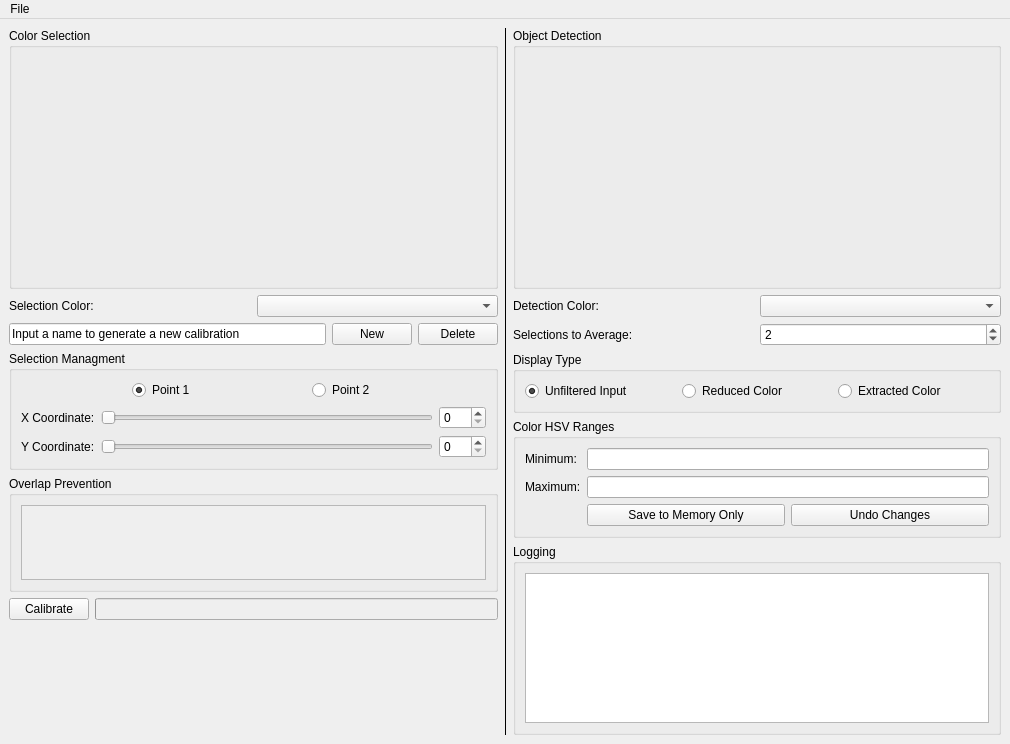
First picture: the form in ros/ieee2016_vision/scripts/color_calibrator_gui.ui, repository ufieeehw/IEEE2016, before the edit.
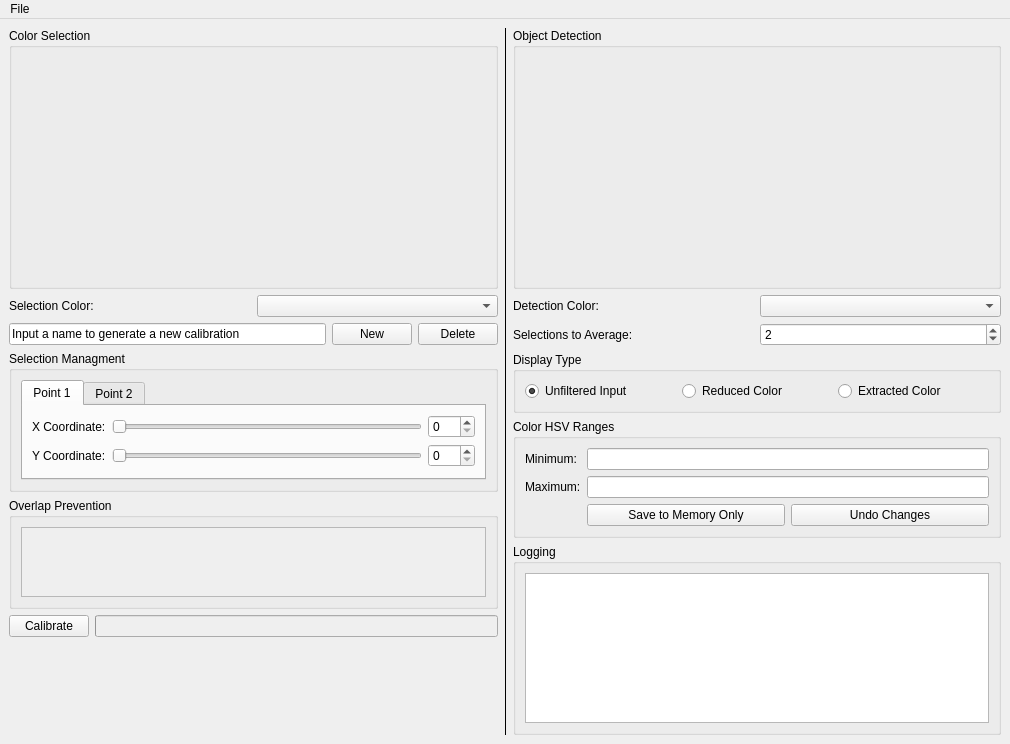
Second picture: the form after the edit.

Commit message: VISION: Added selection box managment to color_calibrator and selection box and overlap prevention data storage to color_calibration.

```diff
--- a/ros/ieee2016_vision/scripts/color_calibrator_gui.ui
+++ b/ros/ieee2016_vision/scripts/color_calibrator_gui.ui
@@ -157,116 +157,121 @@
           </property>
           <layout class="QVBoxLayout" name="verticalLayout_5">
            <item>
-            <layout class="QHBoxLayout" name="horizontal_layout_4">
-             <item>
-              <spacer name="horizontal_spacer_3">
-               <property name="orientation">
-                <enum>Qt::Horizontal</enum>
-               </property>
-               <property name="sizeHint" stdset="0">
-                <size>
-                 <width>40</width>
-                 <height>20</height>
-                </size>
-               </property>
-              </spacer>
-             </item>
-             <item>
-              <widget class="QRadioButton" name="point_1_button">
-               <property name="text">
-                <string>Point 1</string>
-               </property>
-               <property name="checked">
-                <bool>true</bool>
-               </property>
-              </widget>
-             </item>
-             <item>
-              <spacer name="horizontal_spacer_4">
-               <property name="orientation">
-                <enum>Qt::Horizontal</enum>
-               </property>
-               <property name="sizeHint" stdset="0">
-                <size>
-                 <width>40</width>
-                 <height>20</height>
-                </size>
-               </property>
-              </spacer>
-             </item>
-             <item>
-              <widget class="QRadioButton" name="point_2_button">
-               <property name="text">
-                <string>Point 2</string>
-               </property>
-              </widget>
-             </item>
-             <item>
-              <spacer name="horizontal_spacer_5">
-               <property name="orientation">
-                <enum>Qt::Horizontal</enum>
-               </property>
-               <property name="sizeHint" stdset="0">
-                <size>
-                 <width>40</width>
-                 <height>20</height>
-                </size>
-               </property>
-              </spacer>
-             </item>
-            </layout>
-           </item>
-           <item>
-            <layout class="QGridLayout" name="grid_layout_1">
-             <item row="0" column="1">
-              <widget class="QSlider" name="x_coordinate_slider">
-               <property name="maximum">
-                <number>319</number>
-               </property>
-               <property name="orientation">
-                <enum>Qt::Horizontal</enum>
-               </property>
-              </widget>
-             </item>
-             <item row="0" column="2">
-              <widget class="QSpinBox" name="x_coordinate_setting">
-               <property name="maximum">
-                <number>319</number>
-               </property>
-              </widget>
-             </item>
-             <item row="1" column="2">
-              <widget class="QSpinBox" name="y_coordinate_setting">
-               <property name="maximum">
-                <number>179</number>
-               </property>
-              </widget>
-             </item>
-             <item row="1" column="1">
-              <widget class="QSlider" name="y_coordinate_slider">
-               <property name="maximum">
-                <number>179</number>
-               </property>
-               <property name="orientation">
-                <enum>Qt::Horizontal</enum>
-               </property>
-              </widget>
-             </item>
-             <item row="0" column="0">
-              <widget class="QLabel" name="x_coordinate_label">
-               <property name="text">
-                <string>X Coordinate:</string>
-               </property>
-              </widget>
-             </item>
-             <item row="1" column="0">
-              <widget class="QLabel" name="y_coordinate_label">
-               <property name="text">
-                <string>Y Coordinate:</string>
-               </property>
-              </widget>
-             </item>
-            </layout>
+            <widget class="QTabWidget" name="point_selector">
+             <property name="currentIndex">
+              <number>0</number>
+             </property>
+             <widget class="QWidget" name="tab_1">
+              <attribute name="title">
+               <string>Point 1</string>
+              </attribute>
+              <layout class="QGridLayout" name="gridLayout_6">
+               <item row="0" column="1">
+                <widget class="QSlider" name="x1_slider">
+                 <property name="maximum">
+                  <number>319</number>
+                 </property>
+                 <property name="orientation">
+                  <enum>Qt::Horizontal</enum>
+                 </property>
+                </widget>
+               </item>
+               <item row="0" column="0">
+                <widget class="QLabel" name="x1_label">
+                 <property name="text">
+                  <string>X Coordinate:</string>
+                 </property>
+                </widget>
+               </item>
+               <item row="1" column="1">
+                <widget class="QSlider" name="y1_slider">
+                 <property name="maximum">
+                  <number>179</number>
+                 </property>
+                 <property name="orientation">
+                  <enum>Qt::Horizontal</enum>
+                 </property>
+                </widget>
+               </item>
+               <item row="1" column="0">
+                <widget class="QLabel" name="y1_label">
+                 <property name="text">
+                  <string>Y Coordinate:</string>
+                 </property>
+                </widget>
+               </item>
+               <item row="0" column="2">
+                <widget class="QSpinBox" name="x1_setting">
+                 <property name="maximum">
+                  <number>319</number>
+                 </property>
+                </widget>
+               </item>
+               <item row="1" column="2">
+                <widget class="QSpinBox" name="y1_setting">
+                 <property name="maximum">
+                  <number>179</number>
+                 </property>
+                </widget>
+               </item>
+              </layout>
+             </widget>
+             <widget class="QWidget" name="tab_1">
+              <attribute name="title">
+               <string>Point 2</string>
+              </attribute>
+              <layout class="QGridLayout" name="gridLayout_5">
+               <item row="3" column="0">
+                <widget class="QLabel" name="y2_label">
+                 <property name="text">
+                  <string>Y Coordinate:</string>
+                 </property>
+                </widget>
+               </item>
+               <item row="2" column="0">
+                <widget class="QLabel" name="x2_label">
+                 <property name="text">
+                  <string>X Coordinate:</string>
+                 </property>
+                </widget>
+               </item>
+               <item row="2" column="1">
+                <widget class="QSlider" name="x2_slider">
+                 <property name="maximum">
+                  <number>319</number>
+                 </property>
+                 <property name="orientation">
+                  <enum>Qt::Horizontal</enum>
+                 </property>
+                </widget>
+               </item>
+               <item row="3" column="1">
+                <widget class="QSlider" name="y2_slider">
+                 <property name="maximum">
+                  <number>179</number>
+                 </property>
+                 <property name="orientation">
+                  <enum>Qt::Horizontal</enum>
+                 </property>
+                </widget>
+               </item>
+               <item row="2" column="2">
+                <widget class="QSpinBox" name="x2_setting">
+                 <property name="maximum">
+                  <number>319</number>
+                 </property>
+                </widget>
+               </item>
+               <item row="3" column="2">
+                <widget class="QSpinBox" name="y2_setting">
+                 <property name="maximum">
+                  <number>179</number>
+                 </property>
+                </widget>
+               </item>
+              </layout>
+             </widget>
+            </widget>
            </item>
           </layout>
          </widget>
```
Left out of the diff: 169 changed lines with no effect on the pictures. The commit also changes 4 other files.
